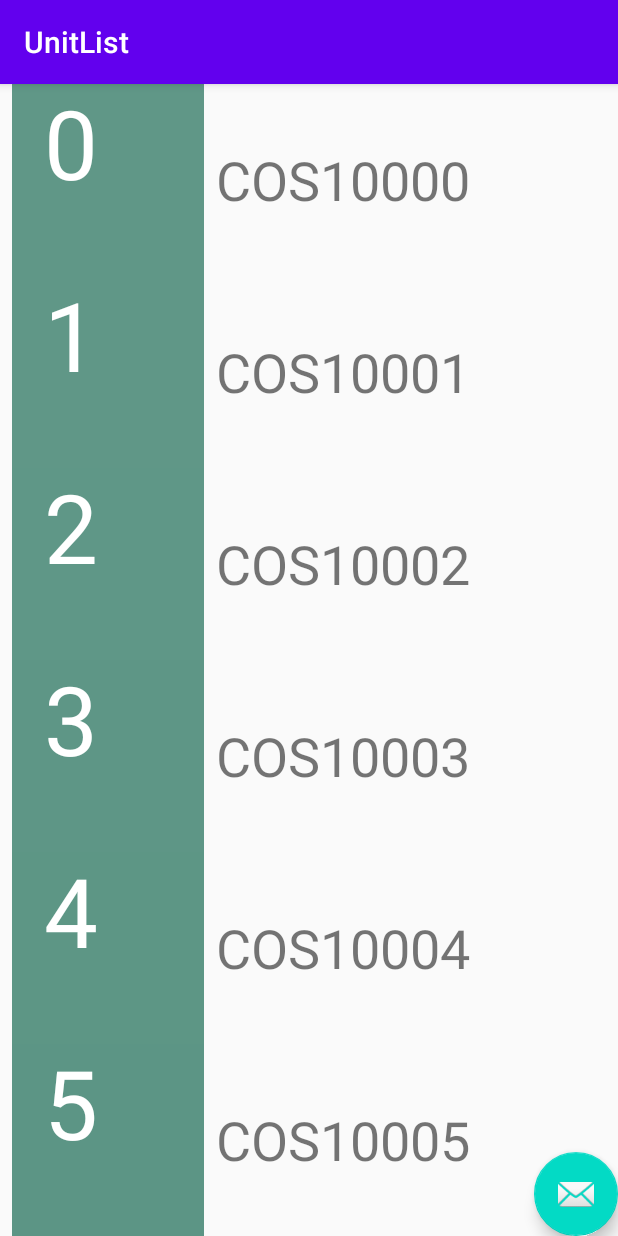
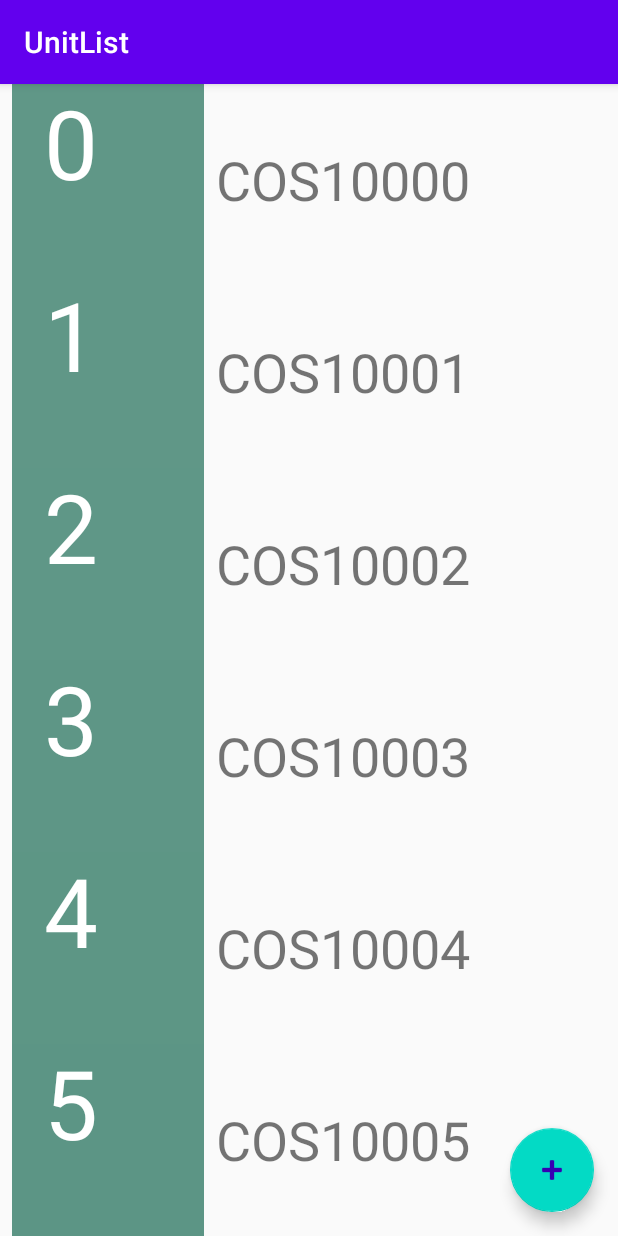
Before and after one commit to SoftDevMobDev-2020/UnitList, an Android app: the screen it shows after launch (MainActivity), on a phone screen of 412 x 824 dp. Run offline under Robolectric (Android 15) with nearby library versions, the phone set to English and light mode, and no system bars.

Commit message:
Fixed FAB padding, icons and colour.

```diff
--- a/app/src/main/res/layout/activity_main.xml
+++ b/app/src/main/res/layout/activity_main.xml
@@ -16,6 +16,8 @@
         android:layout_width="wrap_content"
         android:layout_height="wrap_content"
         android:layout_gravity="bottom|end"
-        app:srcCompat="@android:drawable/ic_dialog_email" />
+        android:layout_margin="@dimen/fab_margin"
+        app:srcCompat="@android:drawable/ic_input_add"
+        android:tint="@color/colorPrimaryDark"/>
 
 </androidx.coordinatorlayout.widget.CoordinatorLayout>
--- /dev/null
+++ b/app/src/main/res/values/dimens.xml
@@ -0,0 +1,3 @@
+<resources>
+    <dimen name="fab_margin">16dp</dimen>
+</resources>
```
